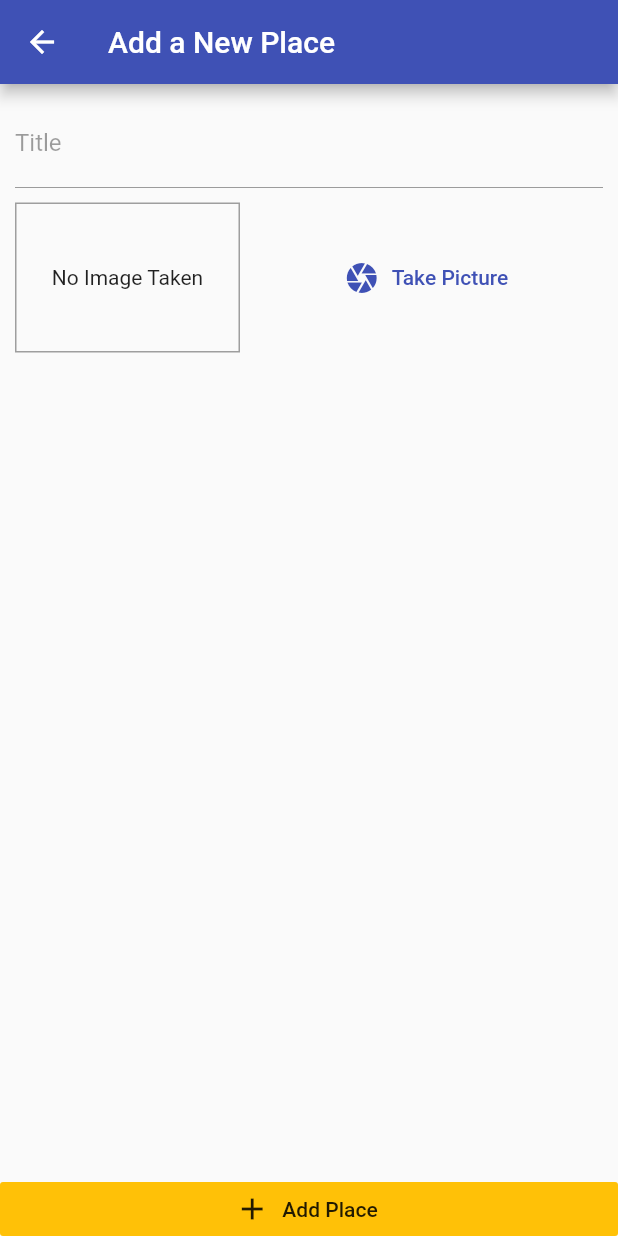
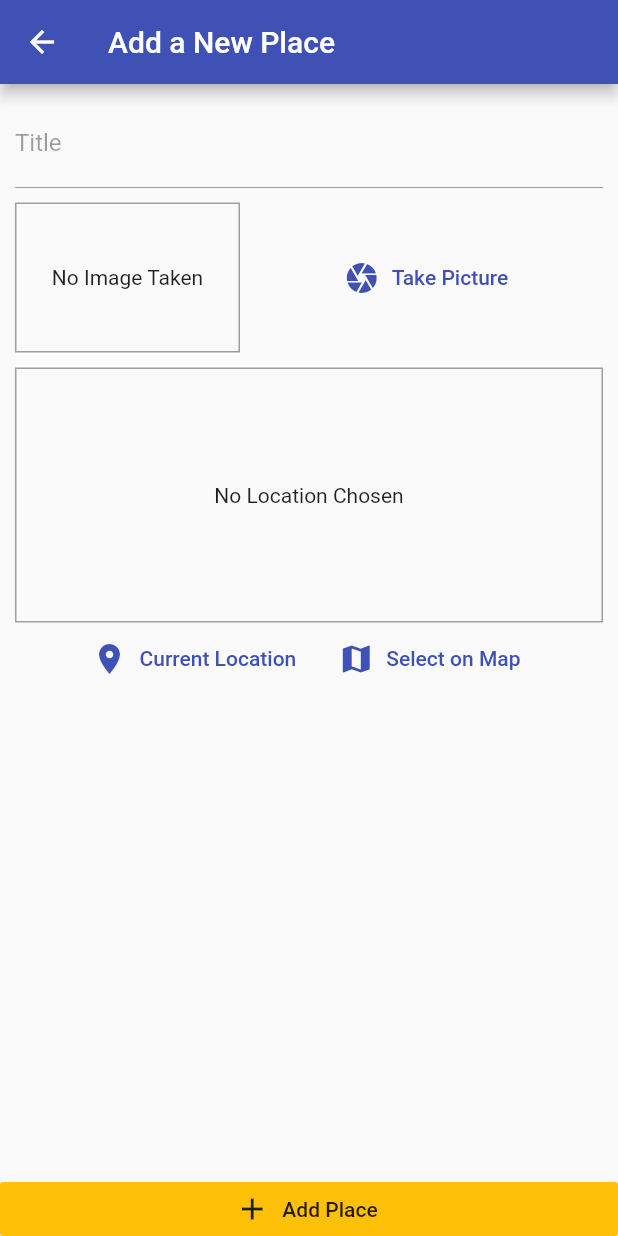
Before and after one commit to alsoxavi/PlacesApp, a Flutter app: the AddPlaceScreen screen opened by its route, on a phone screen of 412 x 824 dp. Run offline on Flutter 3.47's test engine with Material 2 defaults, Android fonts, the phone set to English and light mode, and no system bars; our stand-ins replace google_maps_flutter, image_picker, location, sqflite; accounts and stored records are empty.

Commit message:
Added google maps API and location

```diff
--- /dev/null
+++ b/lib/helpers/location_helper.dart
@@ -0,0 +1,9 @@
+
+
+const GOOGLE_API_KEY = 'AIzaSyCK8xD7ItfpOeiWq0YxbaS_zFsmIXqpVVI';
+
+class LocationHelper {
+  static String generateLocationPreviewImage({double latitude, double longitude,}) {
+    return 'https://maps.googleapis.com/maps/api/staticmap?center=&$latitude,$longitude&zoom=16&size=600x300&maptype=roadmap&markers=color:red%7Clabel:A%7C$latitude,$longitude&key=$GOOGLE_API_KEY';
+  }
+}
--- a/lib/models/place.dart
+++ b/lib/models/place.dart
@@ -6,7 +6,11 @@ class PlaceLocation {
   final double longitude;
   final String address;
 
-  PlaceLocation({@required this.latitude, @required this.longitude, this.address});
+  const PlaceLocation({
+    @required this.latitude,
+    @required this.longitude,
+    this.address,
+  });
 }
 
 class Place {
--- a/lib/screens/add_place_screen.dart
+++ b/lib/screens/add_place_screen.dart
@@ -4,6 +4,7 @@ import 'package:provider/provider.dart';
 
 import '../providers/great_places_providers.dart';
 import '../widgets/image_input.dart';
+import '../widgets/location_input.dart';
 
 class AddPlaceScreen extends StatefulWidget {
   static const routeName = '/add-place';
@@ -63,6 +64,10 @@ class _AddPlaceScreenState extends State<AddPlaceScreen> {
                       height: 10,
                     ),
                     ImageInput(_selectImage),
+                    SizedBox(
+                      height: 10,
+                    ),
+                    LocationInput(),
                   ],
                 ),
               ),
--- /dev/null
+++ b/lib/widgets/location_input.dart
@@ -0,0 +1,98 @@
+import 'package:flutter/material.dart';
+import 'package:google_maps_flutter/google_maps_flutter.dart';
+import 'package:location/location.dart';
+
+import '../helpers/location_helper.dart';
+import '../screens/map_screen.dart';
+
+class LocationInput extends StatefulWidget {
+  @override
+  _LocationInputState createState() => _LocationInputState();
+}
+
+class _LocationInputState extends State<LocationInput> {
+  String _previewImageUrl;
+
+  Future<void> _getCurrentLocation() async {
+    final locData = await Location().getLocation();
+    final selectedLocation = LatLng(locData.latitude, locData.longitude);
+    setMapImage(selectedLocation);
+  }
+
+  void setMapImage(LatLng chooseLocation) {
+    final staticMapImageUrl = LocationHelper.generateLocationPreviewImage(
+      latitude: chooseLocation.latitude,
+      longitude: chooseLocation.longitude,
+    );
+
+    setState(() {
+      _previewImageUrl = staticMapImageUrl;
+    });
+  }
+
+  Future<void> _selectOnMap() async {
+    final LatLng selectedLocation = await Navigator.of(context).push<LatLng>(
+      MaterialPageRoute(
+        fullscreenDialog: true,
+        builder: (ctx) => MapScreen(
+          isSelecting: true,
+        ),
+      ),
+    );
+
+    if (selectedLocation == null) {
+      return;
+    }
+    setMapImage(selectedLocation);
+  }
+
+  @override
+  Widget build(BuildContext context) {
+    return Column(
+      children: <Widget>[
+        Container(
+          height: 170,
+          width: double.infinity,
+          alignment: Alignment.center,
+          decoration: BoxDecoration(
+            border: Border.all(
+              width: 1,
+              color: Colors.grey,
+            ),
+          ),
+          child: _previewImageUrl == null
+              ? Text(
+                  'No Location Chosen',
+                  textAlign: TextAlign.center,
+                )
+              : Image.network(
+                  _previewImageUrl,
+                  fit: BoxFit.cover,
+                  width: double.infinity,
+                ),
+        ),
+        Row(
+          mainAxisAlignment: MainAxisAlignment.center,
+          children: <Widget>[
+            FlatButton.icon(
+              icon: Icon(
+                Icons.location_on,
+              ),
+              label: Text('Current Location'),
+              textColor: Theme.of(context).primaryColor,
+              onPressed: _getCurrentLocation,
+            ),
+            FlatButton.icon(
+              icon: Icon(
+                Icons.map,
+              ),
+              label: Text('Select on Map'),
+              textColor: Theme.of(context).primaryColor,
+              onPressed: _selectOnMap,
+            ),
+          ],
+        )
+      ],
+    );
+  }
+}
--- a/pubspec.yaml
+++ b/pubspec.yaml
@@ -24,6 +24,8 @@ dependencies:
   path_provider: ^1.6.5
   path: ^1.6.4
   sqflite: ^1.3.0
+  location: ^3.0.2
+  google_maps_flutter: ^0.5.25+3
 
   # The following adds the Cupertino Icons font to your application.
   # Use with the CupertinoIcons class for iOS style icons.
```
Also changed, not shown: lib/screens/map_screen.dart (added, +65 -0 lines), pubspec.lock, 1 other file.
